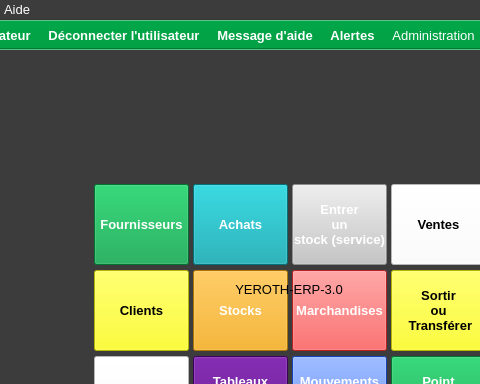
Qt form ui/yeroth-erp-main-window.ui (xnoumbissinoundou/yeroth-erp-3.0) before a commit; both pictures show x 111 to 591 and y 0 to 384 of the 800 by 600 pixel window.
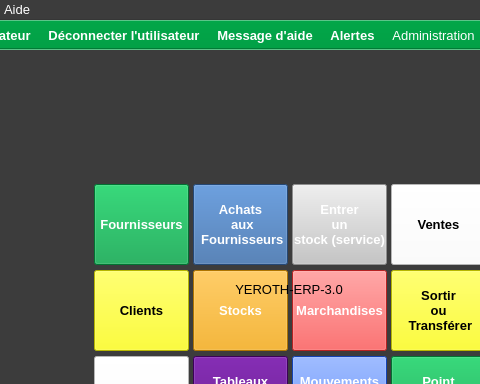
The same form after that commit. Icons and pictures are not drawn. Custom widgets are drawn as their Qt base class.

Diff of the .ui file:
```diff
--- a/ui/yeroth-erp-main-window.ui
+++ b/ui/yeroth-erp-main-window.ui
@@ -461,63 +461,63 @@
        <colorrole role="WindowText">
         <brush brushstyle="SolidPattern">
          <color alpha="255">
-          <red>0</red>
-          <green>0</green>
-          <blue>0</blue>
+          <red>255</red>
+          <green>255</green>
+          <blue>255</blue>
          </color>
         </brush>
        </colorrole>
        <colorrole role="Button">
         <brush brushstyle="SolidPattern">
          <color alpha="255">
-          <red>2</red>
-          <green>160</green>
-          <blue>170</blue>
+          <red>52</red>
+          <green>101</green>
+          <blue>164</blue>
          </color>
         </brush>
        </colorrole>
        <colorrole role="Light">
         <brush brushstyle="SolidPattern">
          <color alpha="255">
-          <red>3</red>
-          <green>240</green>
-          <blue>255</blue>
+          <red>78</red>
+          <green>152</green>
+          <blue>246</blue>
          </color>
         </brush>
        </colorrole>
        <colorrole role="Midlight">
         <brush brushstyle="SolidPattern">
          <color alpha="255">
-          <red>2</red>
-          <green>200</green>
-          <blue>212</blue>
+          <red>65</red>
+          <green>126</green>
+          <blue>205</blue>
          </color>
         </brush>
        </colorrole>
        <colorrole role="Dark">
         <brush brushstyle="SolidPattern">
          <color alpha="255">
-          <red>1</red>
-          <green>80</green>
-          <blue>85</blue>
+          <red>26</red>
+          <green>50</green>
+          <blue>82</blue>
          </color>
         </brush>
        </colorrole>
        <colorrole role="Mid">
         <brush brushstyle="SolidPattern">
          <color alpha="255">
-          <red>1</red>
-          <green>107</green>
-          <blue>113</blue>
+          <red>34</red>
+          <green>67</green>
+          <blue>109</blue>
          </color>
         </brush>
        </colorrole>
        <colorrole role="Text">
         <brush brushstyle="SolidPattern">
          <color alpha="255">
-          <red>0</red>
-          <green>0</green>
-          <blue>0</blue>
+          <red>255</red>
+          <green>255</green>
+          <blue>255</blue>
          </color>
         </brush>
        </colorrole>
@@ -551,9 +551,9 @@
        <colorrole role="Window">
         <brush brushstyle="SolidPattern">
          <color alpha="255">
-          <red>2</red>
-          <green>160</green>
-          <blue>170</blue>
+          <red>52</red>
+          <green>101</green>
+          <blue>164</blue>
          </color>
         </brush>
        </colorrole>
@@ -566,12 +566,21 @@
          </color>
         </brush>
        </colorrole>
+       <colorrole role="HighlightedText">
+        <brush brushstyle="SolidPattern">
+         <color alpha="255">
+          <red>2</red>
+          <green>160</green>
+          <blue>70</blue>
+         </color>
+        </brush>
+       </colorrole>
        <colorrole role="AlternateBase">
         <brush brushstyle="SolidPattern">
          <color alpha="255">
-          <red>128</red>
-          <green>207</green>
-          <blue>212</blue>
+          <red>153</red>
+          <green>178</green>
+          <blue>209</blue>
          </color>
         </brush>
        </colorrole>
@@ -598,63 +607,63 @@
        <colorrole role="WindowText">
         <brush brushstyle="SolidPattern">
          <color alpha="255">
-          <red>0</red>
-          <green>0</green>
-          <blue>0</blue>
+          <red>255</red>
+          <green>255</green>
+          <blue>255</blue>
          </color>
         </brush>
        </colorrole>
        <colorrole role="Button">
         <brush brushstyle="SolidPattern">
          <color alpha="255">
-          <red>2</red>
-          <green>160</green>
-          <blue>170</blue>
+          <red>52</red>
+          <green>101</green>
+          <blue>164</blue>
          </color>
         </brush>
        </colorrole>
        <colorrole role="Light">
         <brush brushstyle="SolidPattern">
          <color alpha="255">
-          <red>3</red>
-          <green>240</green>
-          <blue>255</blue>
+          <red>78</red>
+          <green>152</green>
+          <blue>246</blue>
          </color>
         </brush>
        </colorrole>
        <colorrole role="Midlight">
         <brush brushstyle="SolidPattern">
          <color alpha="255">
-          <red>2</red>
-          <green>200</green>
-          <blue>212</blue>
+          <red>65</red>
+          <green>126</green>
+          <blue>205</blue>
          </color>
         </brush>
        </colorrole>
        <colorrole role="Dark">
         <brush brushstyle="SolidPattern">
          <color alpha="255">
-          <red>1</red>
-          <green>80</green>
-          <blue>85</blue>
+          <red>26</red>
+          <green>50</green>
+          <blue>82</blue>
          </color>
         </brush>
        </colorrole>
        <colorrole role="Mid">
         <brush brushstyle="SolidPattern">
          <color alpha="255">
-          <red>1</red>
-          <green>107</green>
-          <blue>113</blue>
+          <red>34</red>
+          <green>67</green>
+          <blue>109</blue>
          </color>
         </brush>
        </colorrole>
        <colorrole role="Text">
         <brush brushstyle="SolidPattern">
          <color alpha="255">
-          <red>0</red>
-          <green>0</green>
-          <blue>0</blue>
+          <red>255</red>
+          <green>255</green>
+          <blue>255</blue>
          </color>
         </brush>
        </colorrole>
@@ -688,9 +697,9 @@
        <colorrole role="Window">
         <brush brushstyle="SolidPattern">
          <color alpha="255">
-          <red>2</red>
-          <green>160</green>
-          <blue>170</blue>
+          <red>52</red>
+          <green>101</green>
+          <blue>164</blue>
          </color>
         </brush>
        </colorrole>
@@ -703,12 +712,21 @@
          </color>
         </brush>
        </colorrole>
+       <colorrole role="HighlightedText">
+        <brush brushstyle="SolidPattern">
+         <color alpha="255">
+          <red>2</red>
+          <green>160</green>
+          <blue>70</blue>
+         </color>
+        </brush>
+       </colorrole>
        <colorrole role="AlternateBase">
         <brush brushstyle="SolidPattern">
          <color alpha="255">
-          <red>128</red>
-          <green>207</green>
-          <blue>212</blue>
+          <red>153</red>
+          <green>178</green>
+          <blue>209</blue>
          </color>
         </brush>
        </colorrole>
@@ -735,63 +753,63 @@
        <colorrole role="WindowText">
         <brush brushstyle="SolidPattern">
          <color alpha="255">
-          <red>1</red>
-          <green>80</green>
-          <blue>85</blue>
+          <red>26</red>
+          <green>50</green>
+          <blue>82</blue>
          </color>
         </brush>
        </colorrole>
        <colorrole role="Button">
         <brush brushstyle="SolidPattern">
          <color alpha="255">
-          <red>2</red>
-          <green>160</green>
-          <blue>170</blue>
+          <red>52</red>
+          <green>101</green>
+          <blue>164</blue>
          </color>
         </brush>
        </colorrole>
        <colorrole role="Light">
         <brush brushstyle="SolidPattern">
          <color alpha="255">
-          <red>3</red>
-          <green>240</green>
-          <blue>255</blue>
+          <red>78</red>
+          <green>152</green>
+          <blue>246</blue>
          </color>
         </brush>
        </colorrole>
        <colorrole role="Midlight">
         <brush brushstyle="SolidPattern">
          <color alpha="255">
-          <red>2</red>
-          <green>200</green>
-          <blue>212</blue>
+          <red>65</red>
+          <green>126</green>
+          <blue>205</blue>
          </color>
         </brush>
        </colorrole>
        <colorrole role="Dark">
         <brush brushstyle="SolidPattern">
          <color alpha="255">
-          <red>1</red>
-          <green>80</green>
-          <blue>85</blue>
+          <red>26</red>
+          <green>50</green>
+          <blue>82</blue>
          </color>
         </brush>
        </colorrole>
        <colorrole role="Mid">
         <brush brushstyle="SolidPattern">
          <color alpha="255">
-          <red>1</red>
-          <green>107</green>
-          <blue>113</blue>
+          <red>34</red>
+          <green>67</green>
+          <blue>109</blue>
          </color>
         </brush>
        </colorrole>
        <colorrole role="Text">
         <brush brushstyle="SolidPattern">
          <color alpha="255">
-          <red>1</red>
-          <green>80</green>
-          <blue>85</blue>
+          <red>26</red>
+          <green>50</green>
+          <blue>82</blue>
          </color>
         </brush>
        </colorrole>
@@ -807,27 +825,27 @@
        <colorrole role="ButtonText">
         <brush brushstyle="SolidPattern">
          <color alpha="255">
-          <red>1</red>
-          <green>80</green>
-          <blue>85</blue>
+          <red>26</red>
+          <green>50</green>
+          <blue>82</blue>
          </color>
         </brush>
        </colorrole>
        <colorrole role="Base">
         <brush brushstyle="SolidPattern">
          <color alpha="255">
-          <red>2</red>
-          <green>160</green>
-          <blue>170</blue>
+          <red>52</red>
+          <green>101</green>
+          <blue>164</blue>
          </color>
         </brush>
        </colorrole>
        <colorrole role="Window">
         <brush brushstyle="SolidPattern">
          <color alpha="255">
-          <red>2</red>
-          <green>160</green>
-          <blue>170</blue>
+          <red>52</red>
+          <green>101</green>
+          <blue>164</blue>
          </color>
         </brush>
        </colorrole>
@@ -840,12 +858,21 @@
          </color>
         </brush>
        </colorrole>
+       <colorrole role="HighlightedText">
+        <brush brushstyle="SolidPattern">
+         <color alpha="255">
+          <red>2</red>
+          <green>160</green>
+          <blue>70</blue>
+         </color>
+        </brush>
+       </colorrole>
        <colorrole role="AlternateBase">
         <brush brushstyle="SolidPattern">
          <color alpha="255">
-          <red>2</red>
-          <green>160</green>
-          <blue>170</blue>
+          <red>52</red>
+          <green>101</green>
+          <blue>164</blue>
          </color>
         </brush>
        </colorrole>
@@ -882,7 +909,9 @@
      <bool>false</bool>
     </property>
     <property name="text">
-     <string>Achats</string>
+     <string>Achats 
+ aux 
+ Fournisseurs</string>
     </property>
     <property name="autoDefault">
      <bool>false</bool>
```
Left out of the diff: 12 changed lines with no effect on the pictures.
